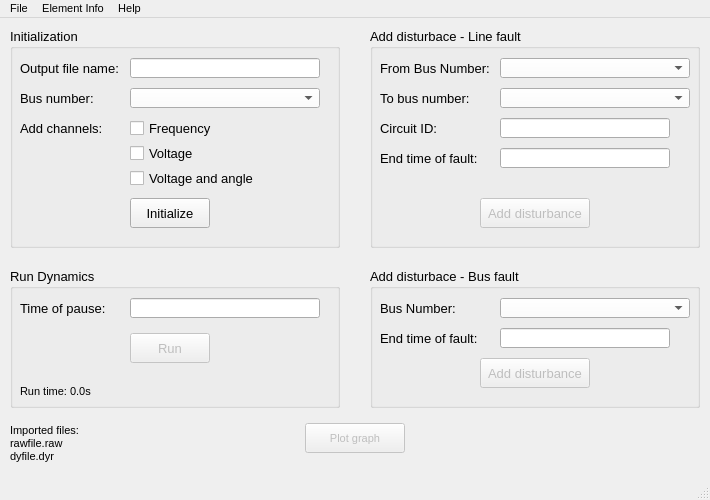
The window that ui/bus.ui (DenisTrputec/DynamicStability3) describes before a commit, drawn with Qt 5.
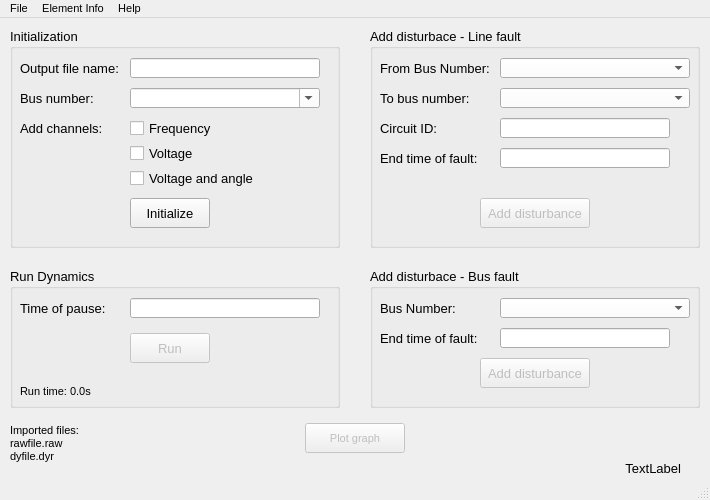
The same window after the commit. Icons and pictures are not drawn.

```diff
--- a/ui/bus.ui
+++ b/ui/bus.ui
@@ -34,6 +34,9 @@
    <iconset>
     <normaloff>../pics/hops_icon.PNG</normaloff>../pics/hops_icon.PNG</iconset>
   </property>
+  <property name="layoutDirection">
+   <enum>Qt::LeftToRight</enum>
+  </property>
   <widget class="QWidget" name="centralwidget">
    <widget class="QGroupBox" name="groupBox_Initialization">
     <property name="geometry">
@@ -138,6 +141,9 @@
      <property name="autoFillBackground">
       <bool>false</bool>
      </property>
+     <property name="editable">
+      <bool>true</bool>
+     </property>
     </widget>
     <widget class="QLabel" name="label_AddChannels">
      <property name="geometry">
@@ -648,6 +654,30 @@
 dyfile.dyr</string>
     </property>
    </widget>
+   <widget class="QLabel" name="lbl_Status">
+    <property name="geometry">
+     <rect>
+      <x>310</x>
+      <y>440</y>
+      <width>371</width>
+      <height>20</height>
+     </rect>
+    </property>
+    <property name="font">
+     <font>
+      <pointsize>10</pointsize>
+     </font>
+    </property>
+    <property name="layoutDirection">
+     <enum>Qt::LeftToRight</enum>
+    </property>
+    <property name="text">
+     <string>TextLabel</string>
+    </property>
+    <property name="alignment">
+     <set>Qt::AlignRight|Qt::AlignTrailing|Qt::AlignVCenter</set>
+    </property>
+   </widget>
   </widget>
   <widget class="QMenuBar" name="menubar">
    <property name="geometry">
```
Left out of the diff: 5 changed lines with no effect on the pictures.
